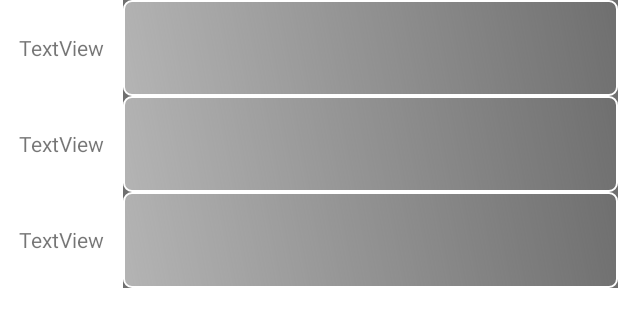
After one commit to GeoDNSO/PAD, an Android app: the layout tier_maker_fragment.xml on its own in the app's theme, with its tools: preview values and no code run, on a phone screen of 412 x 824 dp. The commit adds this screen. Shown: the top 327 px of the screen. Run offline under Robolectric (Android 15) with nearby library versions, the phone set to English and light mode, and no system bars.

Commit message:
Mecanismo básico de TierMaker ESTABLE

```diff
--- /dev/null
+++ b/Proyecto/app/src/main/res/drawable-v24/ic_baseline_tag_faces_24.xml
@@ -0,0 +1,5 @@
+<vector android:height="64dp" android:tint="?attr/colorControlNormal"
+    android:viewportHeight="24" android:viewportWidth="24"
+    android:width="64dp" xmlns:android="http://schemas.android.com/apk/res/android">
+    <path android:fillColor="@android:color/white" android:pathData="M11.99,2C6.47,2 2,6.48 2,12s4.47,10 9.99,10C17.52,22 22,17.52 22,12S17.52,2 11.99,2zM12,20c-4.42,0 -8,-3.58 -8,-8s3.58,-8 8,-8 8,3.58 8,8 -3.58,8 -8,8zM15.5,11c0.83,0 1.5,-0.67 1.5,-1.5S16.33,8 15.5,8 14,8.67 14,9.5s0.67,1.5 1.5,1.5zM8.5,11c0.83,0 1.5,-0.67 1.5,-1.5S9.33,8 8.5,8 7,8.67 7,9.5 7.67,11 8.5,11zM12,17.5c2.33,0 4.31,-1.46 5.11,-3.5L6.89,14c0.8,2.04 2.78,3.5 5.11,3.5z"/>
+</vector>
--- /dev/null
+++ b/Proyecto/app/src/main/res/drawable/tier_row_normal_background.xml
@@ -0,0 +1,16 @@
+<?xml version="1.0" encoding="utf-8"?>
+<shape xmlns:android="http://schemas.android.com/apk/res/android"
+    android:shape="rectangle" >
+
+    <stroke
+        android:width="1dp"
+        android:color="#FFFFFFFF" />
+
+    <gradient
+        android:angle="225"
+        android:endColor="@color/grey" />
+
+    <corners
+        android:radius="5dp"/>
+
+</shape>
--- /dev/null
+++ b/Proyecto/app/src/main/res/layout/tier_maker_fragment.xml
@@ -0,0 +1,18 @@
+<?xml version="1.0" encoding="utf-8"?>
+<androidx.core.widget.NestedScrollView xmlns:android="http://schemas.android.com/apk/res/android"
+    xmlns:tools="http://schemas.android.com/tools"
+    android:layout_width="match_parent"
+    android:layout_height="match_parent"
+    tools:context=".TierMakerFragment">
+
+    <androidx.recyclerview.widget.RecyclerView
+        android:id="@+id/tierMakerRecyclerView"
+        android:layout_width="match_parent"
+        android:layout_height="match_parent"
+        android:background="@color/common_google_signin_btn_text_light_default"
+        tools:listitem="@layout/tier_row">
+
+    </androidx.recyclerview.widget.RecyclerView>
+
+
+</androidx.core.widget.NestedScrollView>
--- /dev/null
+++ b/Proyecto/app/src/main/res/layout/tier_row.xml
@@ -0,0 +1,34 @@
+<?xml version="1.0" encoding="utf-8"?>
+<LinearLayout
+    xmlns:android="http://schemas.android.com/apk/res/android"
+    xmlns:app="http://schemas.android.com/apk/res-auto"
+    xmlns:tools="http://schemas.android.com/tools"
+    android:orientation="horizontal"
+    android:weightSum="1"
+    android:layout_width="match_parent"
+    android:layout_height="wrap_content"
+    android:minHeight="@dimen/tier_row_images">
+
+    <TextView
+        android:id="@+id/tvTierRow"
+        android:layout_width="0dp"
+        android:layout_height="match_parent"
+        android:gravity="center"
+        android:text="TextView"
+        android:layout_weight="0.2"
+        android:background="@color/white"
+        />
+
+    <com.google.android.flexbox.FlexboxLayout
+        android:id="@+id/tierRowFlexBoxLayout"
+        android:layout_width="0dp"
+        android:layout_height="match_parent"
+        android:layout_weight="0.8"
+        app:flexWrap="wrap"
+        android:background="@drawable/tier_row_normal_background">
+
+
+
+
+    </com.google.android.flexbox.FlexboxLayout>
+</LinearLayout>
--- a/Proyecto/app/src/main/res/values/colors.xml
+++ b/Proyecto/app/src/main/res/values/colors.xml
@@ -9,6 +9,8 @@
     <color name="white">#FFFFFFFF</color>
     <color name="grey">#B4B4B4</color>
     <color name="light_grey">#63DCDBDB</color>
+
+    <color name="blue">#8EA1E1</color>
 
 
     <!--Colors from Profile template-->
--- /dev/null
+++ b/Proyecto/app/src/main/res/values/dimen.xml
@@ -0,0 +1,4 @@
+<?xml version="1.0" encoding="utf-8"?>
+<resources>
+    <dimen name="tier_row_images">64dp</dimen>
+</resources>
```
Also changed, not shown: Proyecto/app/src/main/java/es/ucm/fdi/tieryourlikes/MainActivity.java (+6 -3 lines), Proyecto/app/src/main/java/es/ucm/fdi/tieryourlikes/model/TierRow.java (added, +30 -0 lines), Proyecto/app/src/main/java/es/ucm/fdi/tieryourlikes/ui/home/HomeFragment.java (+10 -1 lines), Proyecto/app/src/main/java/es/ucm/fdi/tieryourlikes/ui/template/TemplateAdapter.java (added, +63 -0 lines), Proyecto/app/src/main/java/es/ucm/fdi/tieryourlikes/ui/template/TemplateFragment.java (+49 -1 lines), Proyecto/app/src/main/java/es/ucm/fdi/tieryourlikes/ui/template/TierElementDragListener.java (added, +67 -0 lines), Proyecto/app/src/main/java/es/ucm/fdi/tieryourlikes/ui/template/TierElementTouchListener.java (added, +20 -0 lines), Proyecto/app/src/main/java/es/ucm/fdi/tieryourlikes/ui/template/TierRowDragListener.java (added, +62 -0 lines), Proyecto/app/src/main/java/es/ucm/fdi/tieryourlikes/utilities/AppDrawable.java (added, +31 -0 lines), Proyecto/app/src/main/res/drawable-v24/shape_drop_target_test.xml (added, +20 -0 lines), Proyecto/app/src/main/res/drawable-v24/shape_test.xml (added, +20 -0 lines), Proyecto/app/src/main/res/drawable/tier_row_active_background.xml (added, +16 -0 lines), Proyecto/app/src/main/res/layout/home_fragment.xml (+17 -3 lines), Proyecto/app/src/main/res/layout/template_fragment.xml (+38 -4 lines).
